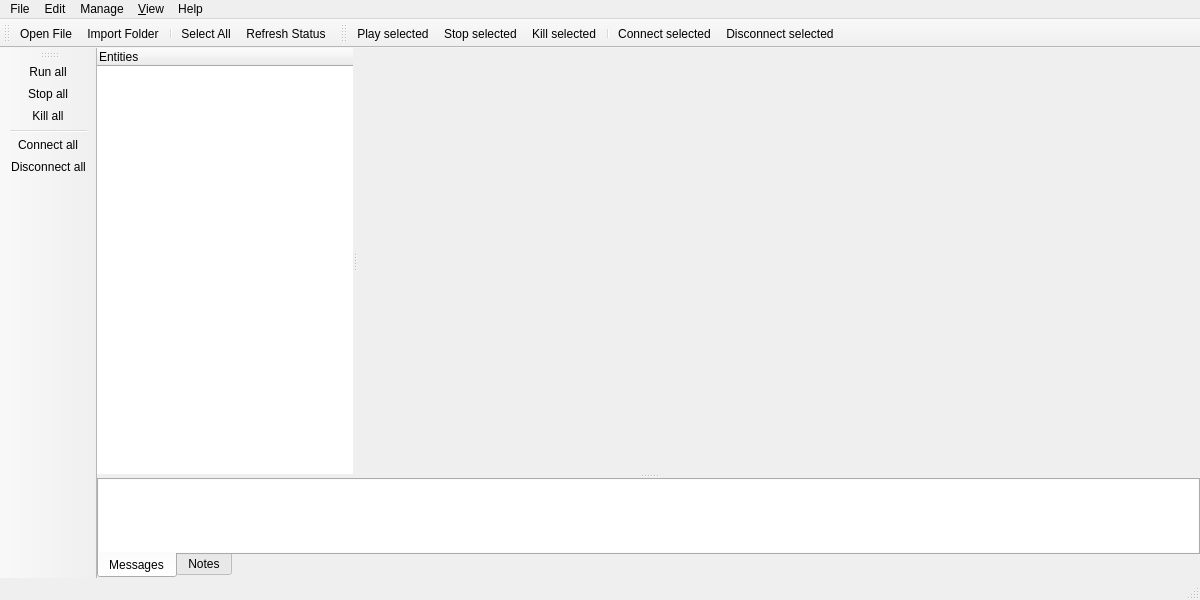
robotology/yarp, file src/yarpmanager/src-manager/mainwindow.ui: the form before one commit.
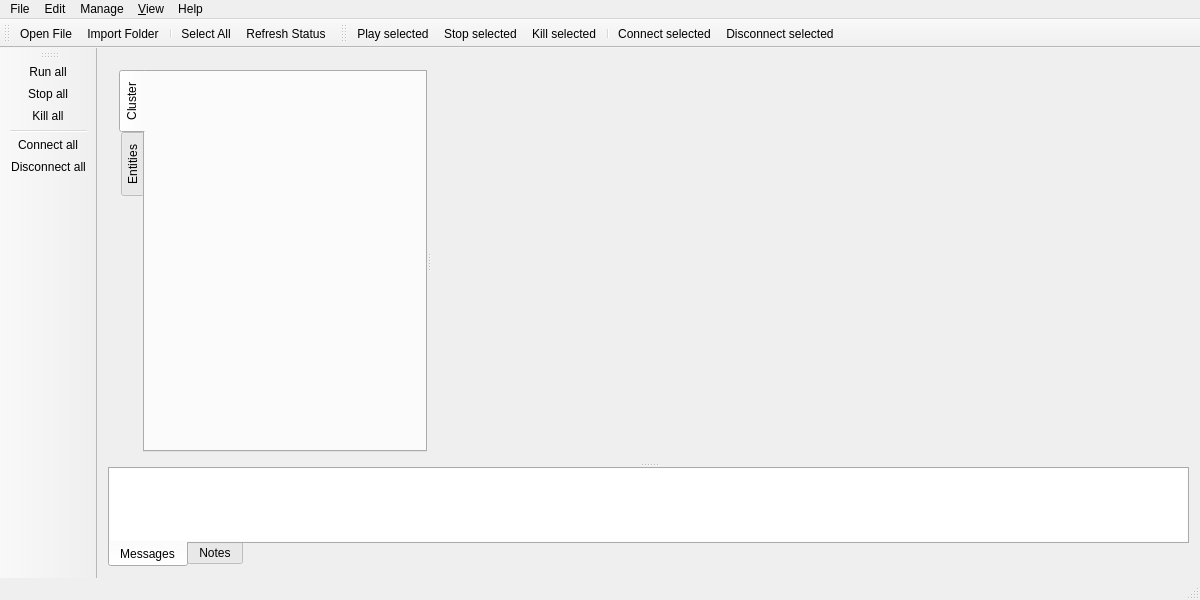
The form after the commit. The open tabs and pages were chosen to show the change. Icons and pictures are not drawn. Custom widgets are drawn as their Qt base class.

Commit message: yarpmanager: add clusterWidget(ui)

What changed in the file:
```diff
--- a/src/yarpmanager/src-manager/mainwindow.ui
+++ b/src/yarpmanager/src-manager/mainwindow.ui
@@ -18,20 +18,8 @@
     <normaloff>:/logo.svg</normaloff>:/logo.svg</iconset>
   </property>
   <widget class="QWidget" name="centralWidget">
-   <layout class="QGridLayout" name="gridLayout_4">
-    <property name="leftMargin">
-     <number>0</number>
-    </property>
-    <property name="topMargin">
-     <number>0</number>
-    </property>
-    <property name="rightMargin">
-     <number>0</number>
-    </property>
-    <property name="bottomMargin">
-     <number>0</number>
-    </property>
-    <item row="0" column="0">
+   <layout class="QVBoxLayout" name="verticalLayout">
+    <item>
      <widget class="QSplitter" name="splitter">
       <property name="orientation">
        <enum>Qt::Vertical</enum>
@@ -44,23 +32,34 @@
         </sizepolicy>
        </property>
        <layout class="QHBoxLayout" name="horizontalLayout">
-        <property name="leftMargin">
-         <number>0</number>
-        </property>
-        <property name="topMargin">
-         <number>0</number>
-        </property>
-        <property name="rightMargin">
-         <number>0</number>
-        </property>
-        <property name="bottomMargin">
-         <number>0</number>
-        </property>
         <item>
          <widget class="QSplitter" name="splitter_2">
           <property name="orientation">
            <enum>Qt::Horizontal</enum>
           </property>
+          <widget class="QTabWidget" name="tabWidget_2">
+           <property name="tabPosition">
+            <enum>QTabWidget::West</enum>
+           </property>
+           <property name="currentIndex">
+            <number>1</number>
+           </property>
+           <widget class="QWidget" name="tab_2">
+            <attribute name="title">
+             <string>Cluster</string>
+            </attribute>
+            <layout class="QHBoxLayout" name="horizontalLayout_8">
+             <item>
+              <widget class="ClusterWidget" name="clusterWidget" native="true"/>
+             </item>
+            </layout>
+           </widget>
+           <widget class="QWidget" name="tab">
+            <attribute name="title">
+             <string>Entities</string>
+            </attribute>
+            <layout class="QVBoxLayout" name="verticalLayout_2">
+             <item>
           <widget class="EntitiesTreeWidget" name="entitiesTree">
            <property name="sizePolicy">
             <sizepolicy hsizetype="Expanding" vsizetype="Expanding">
@@ -77,6 +76,10 @@
             </property>
            </column>
           </widget>
+             </item>
+            </layout>
+           </widget>
+          </widget>
           <widget class="QTabWidget" name="mainTabs">
            <property name="sizePolicy">
             <sizepolicy hsizetype="Expanding" vsizetype="Expanding">
@@ -659,6 +662,12 @@
    <extends>QListWidget</extends>
    <header>logwidget.h</header>
   </customwidget>
+  <customwidget>
+   <class>ClusterWidget</class>
+   <extends>QWidget</extends>
+   <header>clusterWidget.h</header>
+   <container>1</container>
+  </customwidget>
  </customwidgets>
  <resources>
   <include location="../../yarpdataplayer/src/RC/res.qrc"/>
```
Left out of the diff: 7 changed lines with no effect on the pictures. Lines whose indentation alone changed are shown as unchanged. The commit also changes 5 other files.
